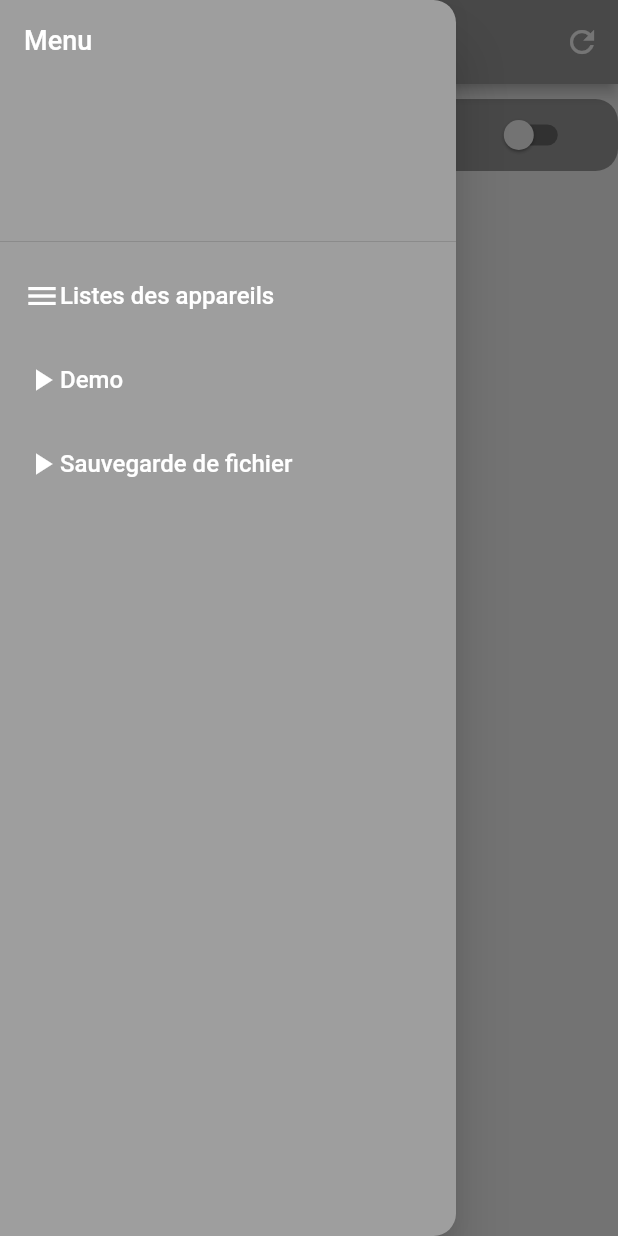
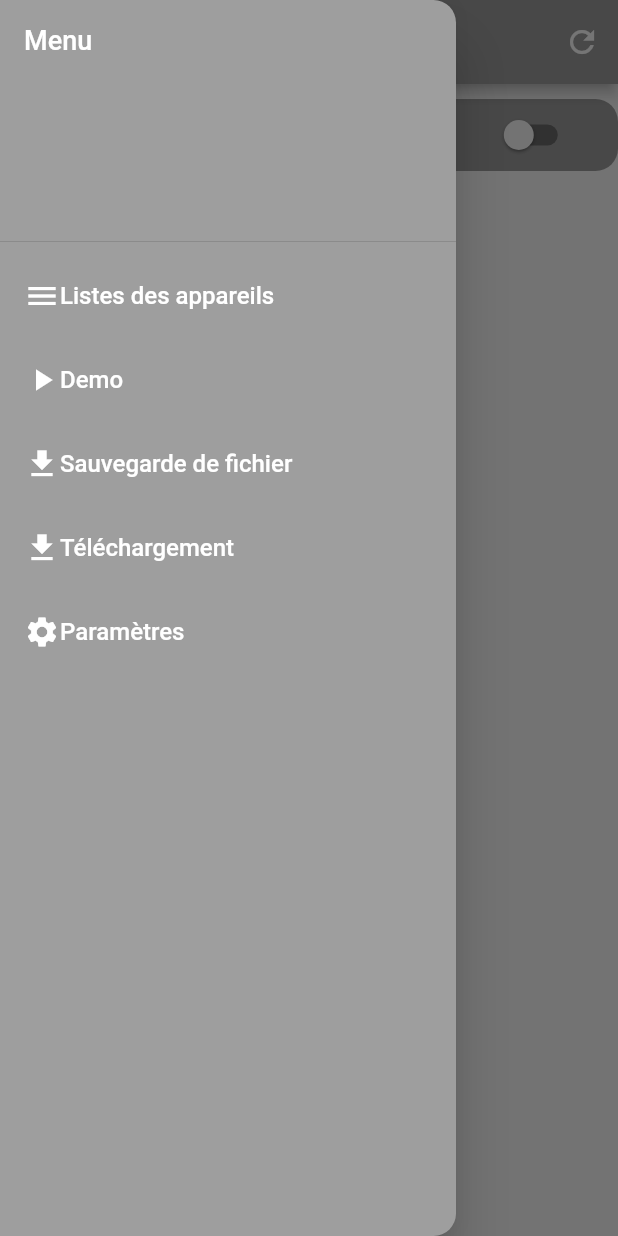
Before and after one commit to ZephirSD/appli_batterie, a Flutter app: the screen it shows after launch, with the side drawer open, on a phone screen of 412 x 824 dp. Run offline on Flutter 3.47's test engine with Material 2 defaults, Android fonts, the phone set to English and light mode, and no system bars.

Commit message:
Ajout des menu dans le drawer

```diff
--- a/lib/main.dart
+++ b/lib/main.dart
@@ -45,7 +45,9 @@ class HomePageWidget extends StatelessWidget {
               ),
               LigneMenu('Listes des appareils', Icons.menu),
               LigneMenu('Demo', Icons.play_arrow),
-              LigneMenu('Sauvegarde de fichier', Icons.play_arrow),
+              LigneMenu('Sauvegarde de fichier', Icons.file_download),
+              LigneMenu('Téléchargement', Icons.download),
+              LigneMenu('Paramètres', Icons.settings),
             ],
           ),
         ),
```
